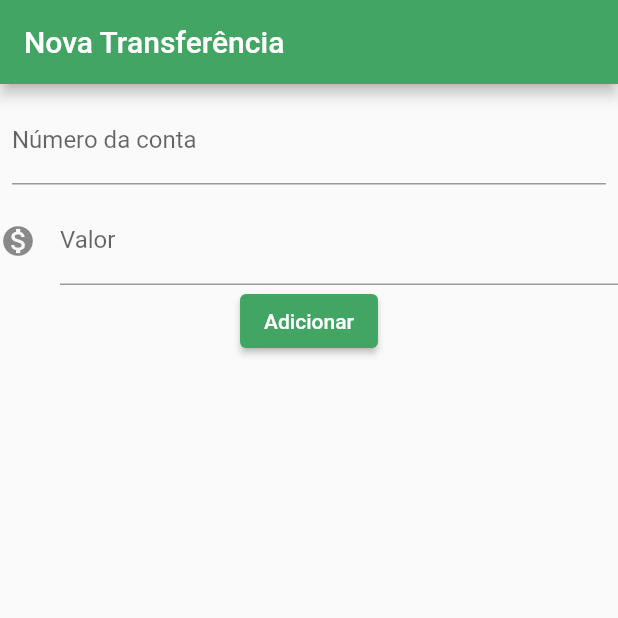
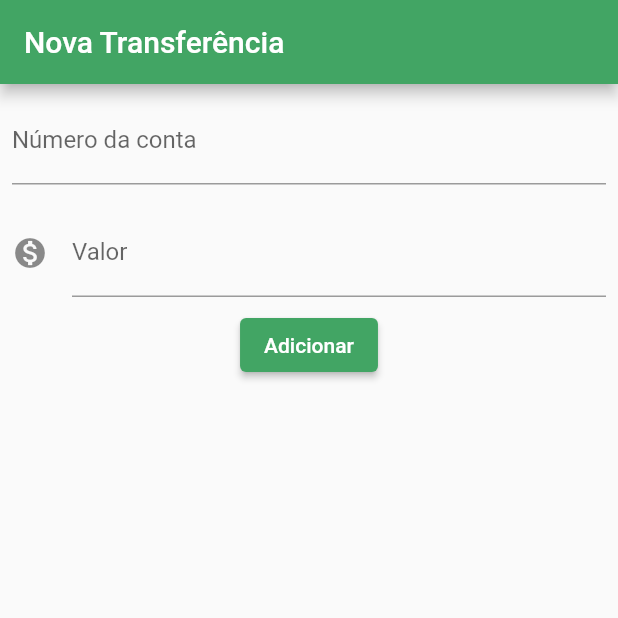
Before and after one commit to Allencs16/Bytebank-flutter, a Flutter app: the screen it shows after launch, after a tap on "Adicionar", on a phone screen of 412 x 824 dp, the top half of it. Run offline on Flutter 3.47's test engine with Material 2 defaults, Android fonts, the phone set to English and light mode, and no system bars.

```diff
--- a/lib/main.dart
+++ b/lib/main.dart
@@ -19,6 +19,9 @@ class ByteBankApp extends StatelessWidget {
 
 class FormularioTransferencia extends StatelessWidget {
 
+  final TextEditingController _controladorNumConta = TextEditingController();
+  final TextEditingController _controladorValor = TextEditingController();
+
   @override
   Widget build(BuildContext context){
     return Scaffold(
@@ -28,38 +31,57 @@ class FormularioTransferencia extends StatelessWidget {
       ),
       body: Column(
         children: [
-          Padding(
-            padding: const EdgeInsets.all(8.0),
-            child: TextField(
-              style: TextStyle(
-                fontSize: 16.0
-              ),
-              decoration: InputDecoration(
-                labelText: 'Número da conta',
-                hintText: '0000'
-              ),
-              keyboardType: TextInputType.number,
-            ),
-          ),
-          TextField(
-            style: TextStyle(
-              fontSize: 16.0
-            ),
-              decoration: InputDecoration(
-                icon: Icon(Icons.monetization_on),
-                labelText: 'Valor',
-                hintText: '000.0'
-              ),
-              keyboardType: TextInputType.number,
-            ),
+          Editor(controller: _controladorNumConta, labelText: 'Número da conta', hintText: '1000', icon: null),
+          Editor(controller: _controladorValor, labelText: 'Valor', hintText: '100.0', icon: Icons.monetization_on),
           ElevatedButton(
             style: ElevatedButton.styleFrom(
               primary: Color.fromARGB(255, 66, 165, 100)
             ),
-            onPressed: () => print('mensagem'),
+            onPressed: () {
+              _criaTransferencia();
+            },
             child: const Text('Adicionar')
           )
         ],
+      ),
+    );
+  }
+
+  void _criaTransferencia() {
+    final int? numeroConta = int.tryParse(_controladorNumConta.text);
+    final double? valor = double.tryParse(_controladorValor.text);
+
+    if( numeroConta != null && valor != null){
+      final transferenciaCriada = Transferencia(valor, numeroConta);
+      debugPrint('$transferenciaCriada');
+    }
+  }
+}
+
+class Editor extends StatelessWidget {
+
+  final TextEditingController controller;
+  final String labelText;
+  final String hintText;
+  final IconData? icon;
+
+  const Editor({required this.controller, required this.labelText, required this.hintText, this.icon});
+
+  @override
+  Widget build(BuildContext context) {
+    return Padding(
+      padding: const EdgeInsets.all(8.0),
+      child: TextField(
+        controller: controller,
+        style: TextStyle(
+          fontSize: 16.0
+        ),
+        decoration: InputDecoration(
+          icon: icon != null ? Icon(icon) : null,
+          labelText: labelText,
+          hintText: hintText
+        ),
+        keyboardType: TextInputType.number,
       ),
     );
   }
@@ -111,4 +133,9 @@ class Transferencia {
   final int _numeroConta;
 
   Transferencia(this._valor, this._numeroConta);
+
+  @override
+  String toString(){
+    return 'Transferencia Numero da conta: $_numeroConta, valor: $_valor';
+  }
 }
```
Also changed, not shown: 1 other file.
